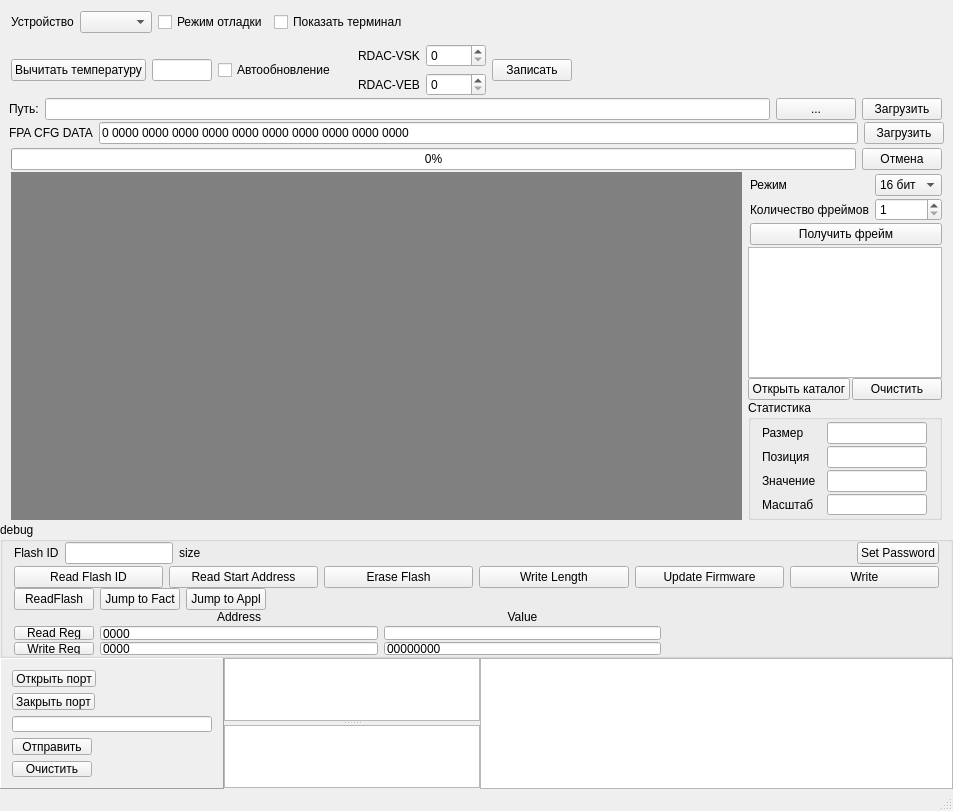
dzenmaster/SensorControl, file SensorControl/sensorcontrol.ui: the form before one commit.
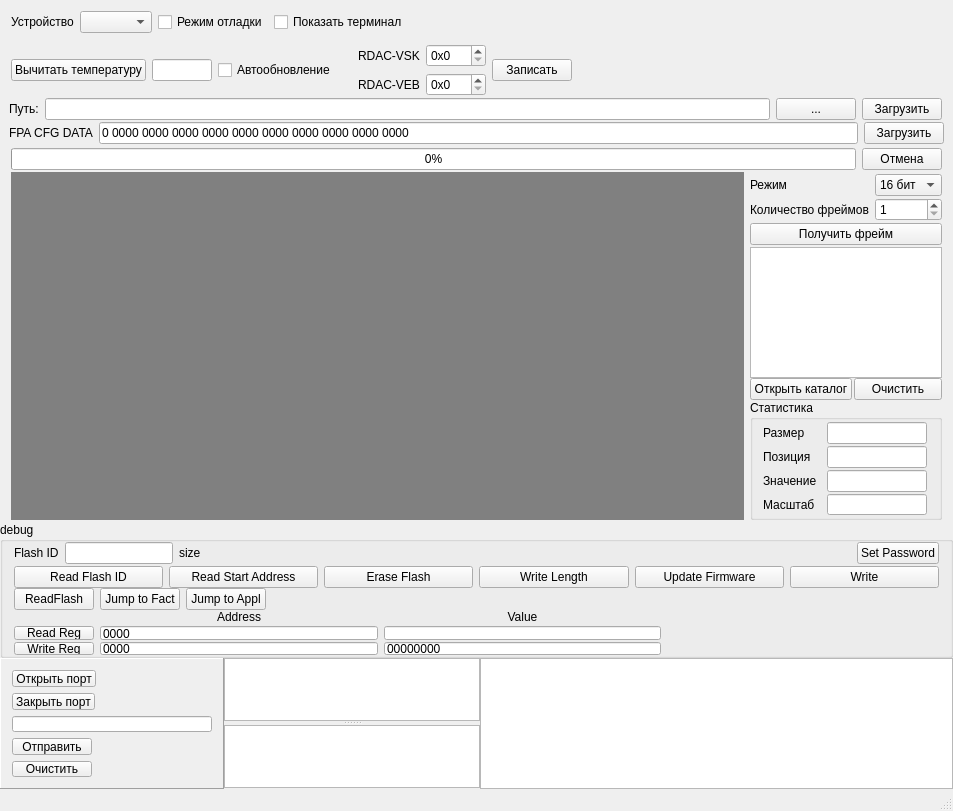
The form after the commit. Icons and pictures are not drawn. Custom widgets are drawn as their Qt base class.

The edit to the form file:
```diff
--- a/SensorControl/sensorcontrol.ui
+++ b/SensorControl/sensorcontrol.ui
@@ -280,6 +280,15 @@
            <height>0</height>
           </size>
          </property>
+         <property name="prefix">
+          <string>0x</string>
+         </property>
+         <property name="maximum">
+          <number>255</number>
+         </property>
+         <property name="displayIntegerBase">
+          <number>16</number>
+         </property>
         </widget>
        </item>
        <item row="0" column="0">
@@ -311,6 +320,15 @@
            <height>0</height>
           </size>
          </property>
+         <property name="prefix">
+          <string>0x</string>
+         </property>
+         <property name="maximum">
+          <number>255</number>
+         </property>
+         <property name="displayIntegerBase">
+          <number>16</number>
+         </property>
         </widget>
        </item>
        <item row="0" column="3">
@@ -555,7 +573,7 @@
           <item>
            <widget class="QWidget" name="widget_9" native="true">
             <property name="sizePolicy">
-             <sizepolicy hsizetype="Maximum" vsizetype="Preferred">
+             <sizepolicy hsizetype="Expanding" vsizetype="Preferred">
               <horstretch>0</horstretch>
               <verstretch>0</verstretch>
              </sizepolicy>
@@ -585,6 +603,15 @@
                 </sizepolicy>
                </property>
                <layout class="QFormLayout" name="formLayout_3">
+                <property name="fieldGrowthPolicy">
+                 <enum>QFormLayout::AllNonFixedFieldsGrow</enum>
+                </property>
+                <property name="labelAlignment">
+                 <set>Qt::AlignJustify|Qt::AlignVCenter</set>
+                </property>
+                <property name="formAlignment">
+                 <set>Qt::AlignJustify|Qt::AlignTop</set>
+                </property>
                 <property name="horizontalSpacing">
                  <number>6</number>
                 </property>
@@ -592,7 +619,7 @@
                  <number>2</number>
                 </property>
                 <property name="leftMargin">
-                 <number>2</number>
+                 <number>0</number>
                 </property>
                 <property name="topMargin">
                  <number>2</number>
```
Left out of the diff: 12 changed lines with no effect on the pictures.
